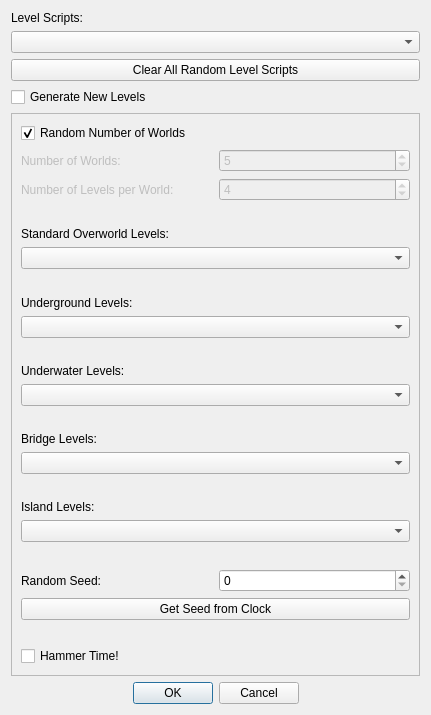
Before: the Qt Designer form SMB1/SMB1_Compliance_To_SMB1/Configure_Level_Form.ui in Coolcord/Level-Headed, drawn with Qt 5.
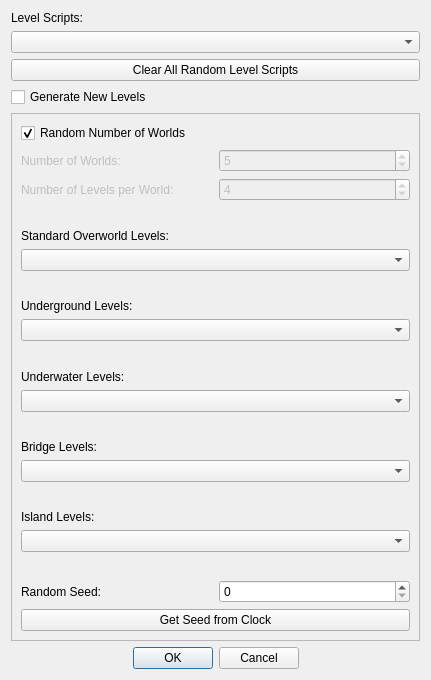
After: the same form once the commit is applied.

Commit message: Hammer time now turns on automatically in later levels

```diff
--- a/SMB1/SMB1_Compliance_To_SMB1/Configure_Level_Form.ui
+++ b/SMB1/SMB1_Compliance_To_SMB1/Configure_Level_Form.ui
@@ -7,7 +7,7 @@
     <x>0</x>
     <y>0</y>
     <width>431</width>
-    <height>715</height>
+    <height>680</height>
    </rect>
   </property>
   <property name="windowTitle">
@@ -53,7 +53,7 @@
         <x>0</x>
         <y>0</y>
         <width>407</width>
-        <height>542</height>
+        <height>507</height>
        </rect>
       </property>
       <layout class="QVBoxLayout" name="verticalLayout_2">
@@ -315,26 +315,6 @@
          </item>
         </layout>
        </item>
-       <item>
-        <spacer name="verticalSpacer_7">
-         <property name="orientation">
-          <enum>Qt::Vertical</enum>
-         </property>
-         <property name="sizeHint" stdset="0">
-          <size>
-           <width>20</width>
-           <height>40</height>
-          </size>
-         </property>
-        </spacer>
-       </item>
-       <item>
-        <widget class="QCheckBox" name="cbHammerTime">
-         <property name="text">
-          <string>Hammer Time!</string>
-         </property>
-        </widget>
-       </item>
       </layout>
      </widget>
     </widget>
```
The commit also changes 22 other files.
